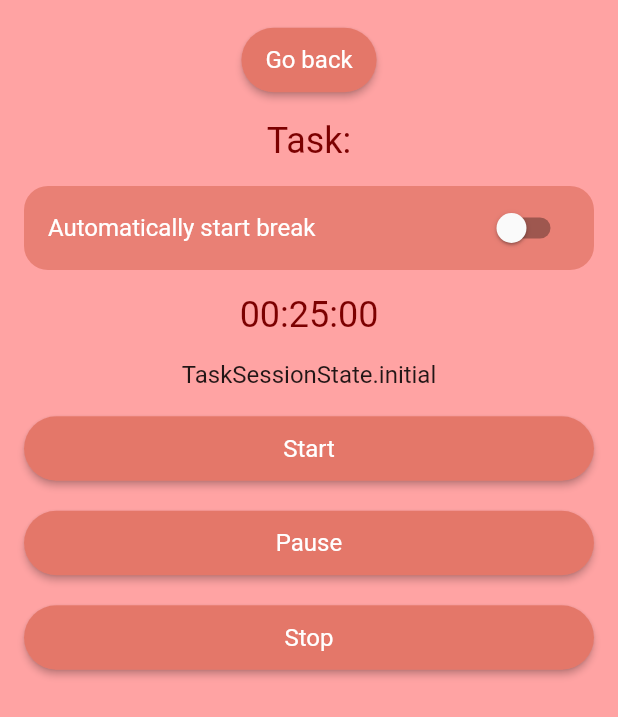
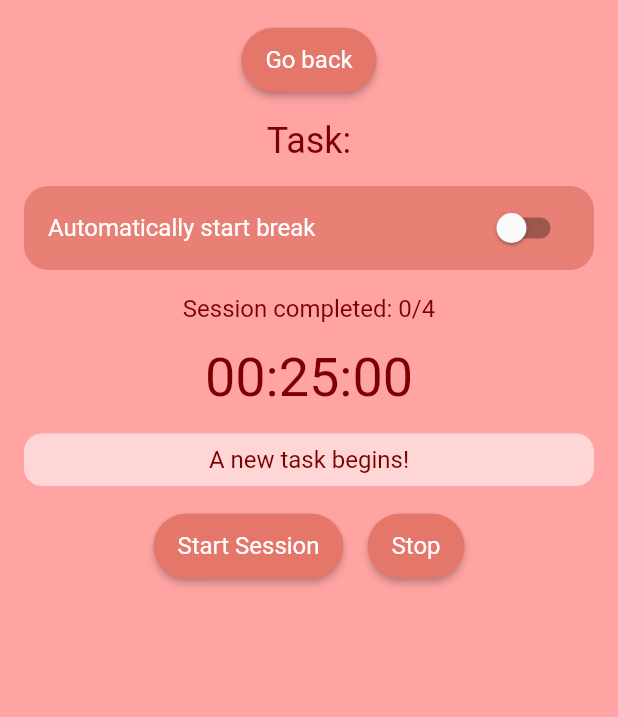
Before and after one commit to ahnaftahmid39/pomodoro, a Flutter app: the TaskSessionScreen screen opened directly with empty values, on a phone screen of 412 x 824 dp. Shown: the top 717 px of the screen. Run offline on Flutter 3.47's test engine with Material 2 defaults, Android fonts, the phone set to English and light mode, and no system bars; our stand-ins replace google_fonts.

Commit message:
Task session almost complete

```diff
--- a/lib/screens/task_session_screen.dart
+++ b/lib/screens/task_session_screen.dart
@@ -93,80 +93,111 @@ class _TaskSessionScreenState extends State<TaskSessionScreen> {
                       } else {
                         d = tsp.longBreakDuration;
                       }
-                      return Text(
+                      return Column(
+                        children: [
+                          Text(
+                            'Session completed: ${tsp.sessionCompletedCount}/${tsp.task.sessionCount}',
+                            textAlign: TextAlign.center,
+                            style: const TextStyle(
+                              fontSize: 16,
+                              color: kTextClr,
+                            ),
+                          ),
+                          const SizedBox(
+                            height: 16,
+                          ),
+                          Text(
                             '${durationHoursPart(d)}:${durationMinutesPart(d)}:${durationSecondsPart(d)}',
                             style: GoogleFonts.zcoolQingKeHuangYou(
-                            color: kTextClr, fontSize: 24),
+                                color: kTextClr, fontSize: 36),
                             textAlign: TextAlign.center,
+                          ),
+                        ],
                       );
                     }),
                     const SizedBox(
                       height: 16,
                     ),
                     Consumer<TaskSessionProvider>(builder: (_, tsp, __) {
-                      return Text(
-                        tsp.state.toString(),
+                      return Container(
+                        padding: const EdgeInsets.all(8.0),
+                        decoration: BoxDecoration(
+                          color: kBgClr4,
+                          borderRadius: BorderRadius.circular(12.0),
+                        ),
+                        child: Text(
+                          stateToDisplay[tsp.state]!,
                           textAlign: TextAlign.center,
-                        style: const TextStyle(fontSize: 16),
+                          style: const TextStyle(
+                            fontSize: 16,
+                            color: kTextClr,
+                          ),
+                        ),
                       );
                     }),
                     const SizedBox(
                       height: 16,
                     ),
+                    Consumer<TaskSessionProvider>(
+                      builder: (_, tsp, __) {
+                        String btnTitle = '';
+                        bool canPause = false;
+                        if (tsp.state == TaskSessionState.initial ||
+                            tsp.state == TaskSessionState.breakCompleted ||
+                            tsp.state == TaskSessionState.longBreakCompleted) {
+                          btnTitle = 'Start Session';
+                          canPause = false;
+                        } else if (tsp.state ==
+                                TaskSessionState.sessionRunning ||
+                            tsp.state == TaskSessionState.breakRunning ||
+                            tsp.state == TaskSessionState.longBreakRunning) {
+                          canPause = true;
+                          btnTitle = 'Pause';
+                        } else if (tsp.state ==
+                                TaskSessionState.sessionPaused ||
+                            tsp.state == TaskSessionState.breakPaused ||
+                            tsp.state == TaskSessionState.longBreakPaused) {
+                          canPause = false;
+                          btnTitle = 'Continue';
+                        } else if (tsp.state ==
+                            TaskSessionState.sessionCompleted) {
+                          if (tsp.sessionCompletedCount % tsp.task.lbsCount ==
+                              0) {
+                            btnTitle = 'Start Long break';
+                          } else {
+                            btnTitle = 'Start Break';
+                          }
+                          canPause = false;
+                        } else {
+                          btnTitle = '';
+                        }
+                        if (btnTitle == '') return const Center();
+                        return Row(
+                          mainAxisAlignment: MainAxisAlignment.center,
+                          children: [
                             ElevatedButton(
                               onPressed: () {
-                        final tsp = Provider.of<TaskSessionProvider>(context,
-                            listen: false);
-                        if (tsp.state == TaskSessionState.completed) {
-                          return;
-                        }
-                        if (tsp.timerType == TimerType.sessionTimer) {
-                          if (tsp.state == TaskSessionState.sessionCompleted) {
-                            if (tsp.sessionCompletedCount % tsp.task.lbsCount ==
-                                0) {
-                              tsp.runLongBreak(reset: true);
+                                if (canPause) {
+                                  tsp.pause();
                                 } else {
-                              tsp.runBreak(reset: true);
-                            }
-                          } else {
-                            tsp.runSession();
-                          }
-                        } else if (tsp.timerType == TimerType.breakTimer) {
-                          if (tsp.state == TaskSessionState.breakCompleted) {
-                            tsp.runSession(reset: true);
-                          } else {
-                            tsp.runBreak();
-                          }
-                        } else {
-                          if (tsp.state ==
-                              TaskSessionState.longBreakCompleted) {
-                            tsp.runSession(reset: true);
-                          } else {
-                            tsp.runLongBreak();
-                          }
+                                  tsp.handleOnStart();
                                 }
                               },
-                      child: const Text('Start'),
+                              child: Text(btnTitle),
                             ),
                             const SizedBox(
-                      height: 15,
+                              height: 16,
+                              width: 16,
                             ),
                             ElevatedButton(
                               onPressed: () {
-                        Provider.of<TaskSessionProvider>(context, listen: false)
-                            .pause();
-                      },
-                      child: const Text('Pause'),
-                    ),
-                    const SizedBox(
-                      height: 15,
-                    ),
-                    ElevatedButton(
-                      onPressed: () {
-                        Provider.of<TaskSessionProvider>(context, listen: false)
-                            .stop();
+                                tsp.stop();
                               },
                               child: const Text('Stop'),
+                            ),
+                          ],
+                        );
+                      },
                     ),
                   ],
                 ),
@@ -177,4 +208,19 @@ class _TaskSessionScreenState extends State<TaskSessionScreen> {
       ),
     );
   }
+
+  Map<TaskSessionState, String> stateToDisplay = {
+    TaskSessionState.initial: 'A new task begins!',
+    TaskSessionState.sessionRunning: 'Running Session',
+    TaskSessionState.sessionCompleted: 'Completed Session',
+    TaskSessionState.breakRunning: 'Running Break',
+    TaskSessionState.breakCompleted: 'Completed Break',
+    TaskSessionState.longBreakRunning: 'Taking a long break!',
+    TaskSessionState.longBreakCompleted: 'Long break completed',
+    TaskSessionState.sessionPaused: 'Session paused for now',
+    TaskSessionState.breakPaused: 'Break paused!',
+    TaskSessionState.longBreakPaused: 'Long break paused!',
+    TaskSessionState.completed: 'Completed yay!',
+    TaskSessionState.incomplete: 'Didn\'t finished :(',
+  };
 }
```
Also changed, not shown: lib/screens/new_session_screen.dart (+15 -6 lines), lib/screens/new_task_screen.dart (+28 -5 lines), lib/viewmodels/task_session_provider.dart (+37 -2 lines). Lines whose indentation alone changed are shown as unchanged.
